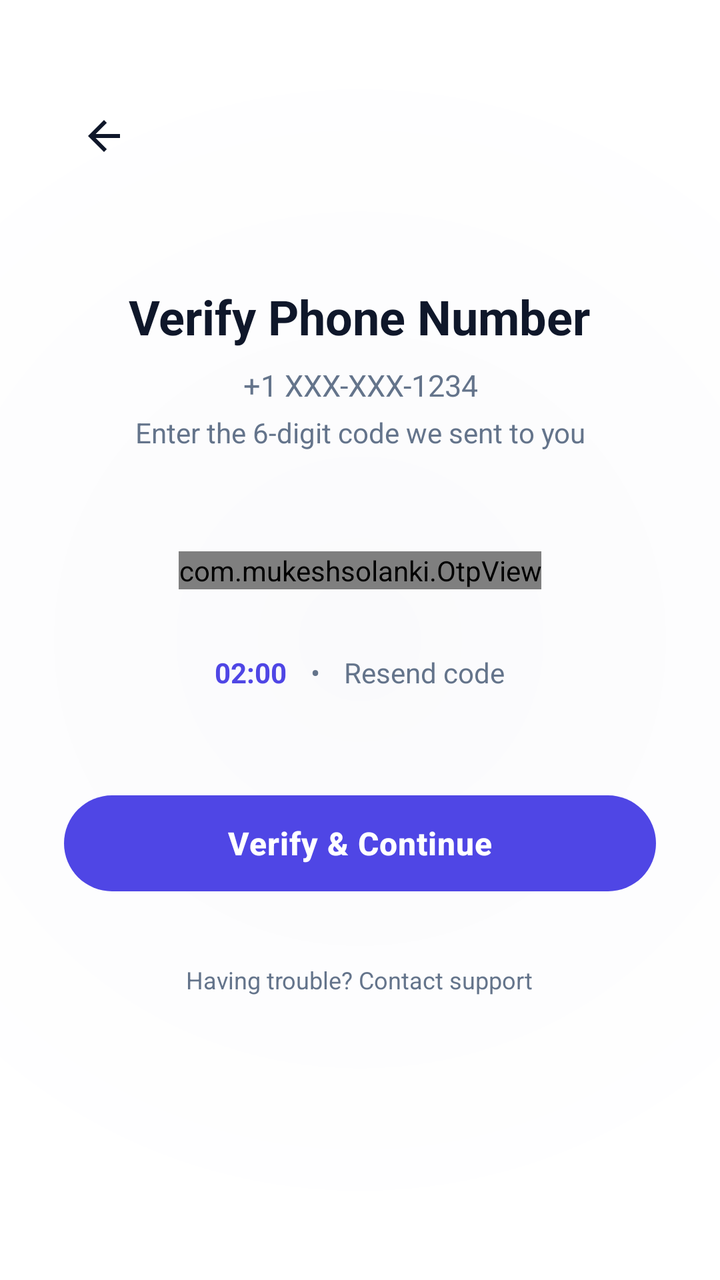
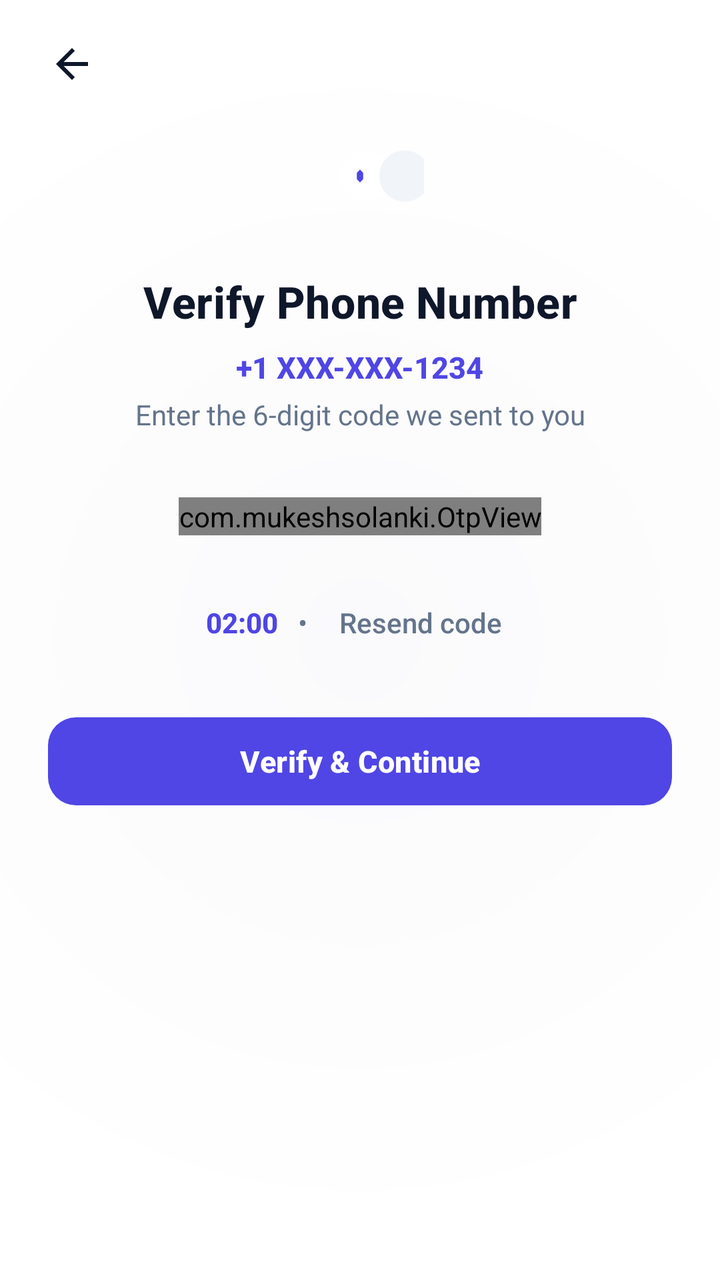

The first picture is an Android layout as it rendered before a commit; the second is the same layout after the commit. The layout source and the unified diff follow.
<!-- AndroidManifest.xml: application theme Theme.VEIL -->
<!-- res/layout/activity_otp_verification.xml -->
<?xml version="1.0" encoding="utf-8"?>
<RelativeLayout xmlns:android="http://schemas.android.com/apk/res/android"
    xmlns:app="http://schemas.android.com/apk/res-auto"
    android:id="@+id/otp_root"
    android:layout_width="match_parent"
    android:layout_height="match_parent"
    android:background="@drawable/splash_background"
    android:paddingStart="32dp"
    android:paddingEnd="32dp">

    
    <ImageView
        android:id="@+id/backButton"
        android:layout_width="24dp"
        android:layout_height="24dp"
        android:src="@drawable/ic_arrow_back"
        android:layout_marginTop="56dp"
        android:layout_marginStart="8dp"
        app:tint="@color/text_primary" />

    
    <LinearLayout
        android:layout_width="match_parent"
        android:layout_height="wrap_content"
        android:orientation="vertical"
        android:layout_centerInParent="true"
        android:paddingTop="40dp"
        android:paddingBottom="40dp">

        
        <LinearLayout
            android:layout_width="match_parent"
            android:layout_height="wrap_content"
            android:orientation="vertical"
            android:gravity="center"
            android:layout_marginBottom="50dp">

            <TextView
                android:layout_width="wrap_content"
                android:layout_height="wrap_content"
                android:text="@string/verify_phone_number"
                android:textColor="@color/text_primary"
                android:textSize="24sp"
                android:textStyle="bold"
                android:gravity="center" />

            <TextView
                android:id="@+id/phoneNumberText"
                android:layout_width="wrap_content"
                android:layout_height="wrap_content"
                android:text="+1 XXX-XXX-1234"
                android:textColor="@color/text_secondary"
                android:textSize="15sp"
                android:layout_marginTop="8dp"
                android:gravity="center" />

            <TextView
                android:layout_width="wrap_content"
                android:layout_height="wrap_content"
                android:text="@string/enter_otp_hint"
                android:textColor="@color/text_secondary"
                android:textSize="14sp"
                android:layout_marginTop="4dp"
                android:gravity="center" />

        </LinearLayout>

        
        <com.mukeshsolanki.OtpView
            android:id="@+id/otpView"
            android:layout_width="wrap_content"
            android:layout_height="wrap_content"
            android:layout_gravity="center"
            android:layout_marginBottom="32dp"
            android:textColor="@color/text_primary"
            android:textSize="20sp"
            android:textStyle="bold"
            android:focusable="true"
            android:focusableInTouchMode="true"
            android:clickable="true"
            android:cursorVisible="true"
            android:inputType="number"
            app:OtpViewType="rectangle"
            app:OtpItemCount="6"
            app:OtpItemHeight="45dp"
            app:OtpItemWidth="35dp"
            app:OtpItemRadius="12dp"
            app:OtpItemSpacing="12dp"
            app:OtpLineColor="@color/veil_accent"
            app:OtpLineWidth="2dp"
            app:OtpHideLineWhenFilled="true" />

        
        <LinearLayout
            android:layout_width="match_parent"
            android:layout_height="wrap_content"
            android:orientation="horizontal"
            android:gravity="center"
            android:layout_marginBottom="32dp">

            <TextView
                android:id="@+id/timerText"
                android:layout_width="wrap_content"
                android:layout_height="wrap_content"
                android:text="02:00"
                android:textColor="@color/veil_accent"
                android:textSize="14sp"
                android:textStyle="bold" />

            <TextView
                android:layout_width="wrap_content"
                android:layout_height="wrap_content"
                android:text="•"
                android:textColor="@color/text_secondary"
                android:textSize="14sp"
                android:layout_marginStart="12dp"
                android:layout_marginEnd="12dp" />

            <TextView
                android:id="@+id/resendCodeText"
                android:layout_width="wrap_content"
                android:layout_height="wrap_content"
                android:text="@string/resend_code"
                android:textColor="@color/text_secondary"
                android:textSize="14sp"
                android:clickable="false" />

        </LinearLayout>

        
        <Button
            android:id="@+id/verifyButton"
            android:layout_width="match_parent"
            android:layout_height="56dp"
            android:text="@string/verify_continue"
            android:textColor="@android:color/white"
            android:textSize="16sp"
            android:textStyle="bold"
            app:backgroundTint="@color/colorPrimary"
            app:cornerRadius="28dp"
            app:rippleColor="@color/veil_primary_light"
            android:letterSpacing="0.02"
            android:layout_marginTop="16dp" />

        
        <ProgressBar
            android:id="@+id/progressBar"
            android:layout_width="32dp"
            android:layout_height="32dp"
            android:layout_gravity="center"
            android:layout_marginTop="16dp"
            android:visibility="gone" />

        
        <TextView
            android:layout_width="wrap_content"
            android:layout_height="wrap_content"
            android:text="@string/having_trouble"
            android:textColor="@color/text_secondary"
            android:textSize="12sp"
            android:layout_gravity="center"
            android:layout_marginTop="32dp" />

    </LinearLayout>

</RelativeLayout>
<!-- resources referenced by this layout -->
<resources>
  <color name="colorPrimary">#4F46E5</color>
  <color name="text_primary">#0F172A</color>
  <color name="text_secondary">#64748B</color>
  <color name="veil_accent">#4F46E5</color>
  <color name="veil_primary_light">#F1F5F9</color>
  <!-- drawable ic_arrow_back (drawable) -->
  <vector xmlns:android="http://schemas.android.com/apk/res/android"
      android:width="24dp"
      android:height="24dp"
      android:viewportWidth="24"
      android:viewportHeight="24">
      <path
          android:fillColor="@color/text_primary"
          android:pathData="M20,11H7.83l5.59,-5.59L12,4l-8,8 8,8 1.41,-1.41L7.83,13H20v-2z"/>
  </vector>
  <!-- drawable splash_background (drawable) -->
  <?xml version="1.0" encoding="utf-8"?>
  <shape xmlns:android="http://schemas.android.com/apk/res/android">
      <gradient
          android:type="radial"
          android:gradientRadius="85%p"
          android:centerX="50%"
          android:centerY="50%"
          android:startColor="@color/veil_primary_dark"
          android:endColor="@color/veil_primary" />
  </shape>
  <string name="enter_otp_hint">Enter the 6-digit code we sent to you</string>
  <string name="having_trouble">Having trouble? Contact support</string>
  <string name="resend_code">Resend code</string>
  <string name="verify_continue">Verify &amp; Continue</string>
  <string name="verify_phone_number">Verify Phone Number</string>
  <style name="Theme.VEIL" parent="Base.Theme.VEIL" />
  <color name="veil_primary_dark">#FAFAFC</color>
  <color name="veil_primary">#FFFFFF</color>
  <color name="colorOnPrimary">#FFFFFF</color>
  <color name="colorPrimaryContainer">#EEF2FF</color>
  <color name="colorOnPrimaryContainer">#3730A3</color>
  <color name="colorSurface">#FFFFFF</color>
  <color name="colorSurfaceVariant">#F1F5F9</color>
  <color name="colorOutline">#E2E8F0</color>
  <color name="colorBackground">#FAFAFC</color>
  <style name="ModernBottomSheetDialogTheme" parent="Theme.Material3.DayNight.BottomSheetDialog">
          <item name="bottomSheetStyle">@style/ModernBottomSheetStyle</item>
          <item name="android:windowIsFloating">false</item>
          <item name="android:statusBarColor">@android:color/transparent</item>
          <item name="android:navigationBarColor">@android:color/transparent</item>
      </style>
  <style name="ModernBottomSheetStyle" parent="Widget.Material3.BottomSheet">
          <item name="android:background">@android:color/transparent</item>
      </style>
  <!-- unchanged entries left out for length: 1 -->
</resources>

<!-- the commit's change to res/layout/activity_otp_verification.xml (unified diff, before → after) -->
@@ -1,166 +1,178 @@
 <?xml version="1.0" encoding="utf-8"?>
-<RelativeLayout xmlns:android="http://schemas.android.com/apk/res/android"
+<FrameLayout xmlns:android="http://schemas.android.com/apk/res/android"
     xmlns:app="http://schemas.android.com/apk/res-auto"
     android:id="@+id/otp_root"
     android:layout_width="match_parent"
     android:layout_height="match_parent"
-    android:background="@drawable/splash_background"
-    android:paddingStart="32dp"
-    android:paddingEnd="32dp">
+    android:background="@drawable/splash_background">
 
     
     <ImageView
         android:id="@+id/backButton"
-        android:layout_width="24dp"
-        android:layout_height="24dp"
+        android:layout_width="40dp"
+        android:layout_height="40dp"
+        android:layout_gravity="top|start"
+        android:layout_marginStart="16dp"
+        android:layout_marginTop="12dp"
+        android:background="?attr/selectableItemBackgroundBorderless"
+        android:contentDescription="@string/back"
+        android:padding="8dp"
         android:src="@drawable/ic_arrow_back"
-        android:layout_marginTop="56dp"
-        android:layout_marginStart="8dp"
-        app:tint="@color/text_primary" />
+        app:tint="@color/textPrimary" />
 
     
-    <LinearLayout
+    <androidx.core.widget.NestedScrollView
         android:layout_width="match_parent"
-        android:layout_height="wrap_content"
-        android:orientation="vertical"
-        android:layout_centerInParent="true"
-        android:paddingTop="40dp"
-        android:paddingBottom="40dp">
+        android:layout_height="match_parent"
+        android:fillViewport="true"
+        android:overScrollMode="never"
+        android:scrollbars="none">
 
-        
         <LinearLayout
             android:layout_width="match_parent"
             android:layout_height="wrap_content"
+            android:layout_gravity="center"
+            android:gravity="center_horizontal"
+            android:maxWidth="440dp"
             android:orientation="vertical"
-            android:gravity="center"
-            android:layout_marginBottom="50dp">
+            android:paddingHorizontal="24dp"
+            android:paddingTop="56dp"
+            android:paddingBottom="32dp">
+
+            
+            <ImageView
+                android:layout_width="64dp"
+                android:layout_height="64dp"
+                android:layout_marginBottom="16dp"
+                android:contentDescription="@string/verify_phone_number"
+                android:scaleType="fitCenter"
+                android:src="@drawable/veil_logo" />
 
             <TextView
                 android:layout_width="wrap_content"
                 android:layout_height="wrap_content"
+                android:fontFamily="sans-serif-medium"
+                android:gravity="center"
+                android:letterSpacing="0.01"
                 android:text="@string/verify_phone_number"
-                android:textColor="@color/text_primary"
-                android:textSize="24sp"
-                android:textStyle="bold"
-                android:gravity="center" />
+                android:textColor="@color/textPrimary"
+                android:textSize="22sp"
+                android:textStyle="bold" />
 
             <TextView
                 android:id="@+id/phoneNumberText"
                 android:layout_width="wrap_content"
                 android:layout_height="wrap_content"
+                android:layout_marginTop="8dp"
+                android:fontFamily="sans-serif-medium"
+                android:gravity="center"
                 android:text="+1 XXX-XXX-1234"
-                android:textColor="@color/text_secondary"
+                android:textColor="@color/veil_accent"
                 android:textSize="15sp"
-                android:layout_marginTop="8dp"
-                android:gravity="center" />
-
-            <TextView
-                android:layout_width="wrap_content"
-                android:layout_height="wrap_content"
-                android:text="@string/enter_otp_hint"
-                android:textColor="@color/text_secondary"
-                android:textSize="14sp"
-                android:layout_marginTop="4dp"
-                android:gravity="center" />
-
-        </LinearLayout>
-
-        
-        <com.mukeshsolanki.OtpView
-            android:id="@+id/otpView"
-            android:layout_width="wrap_content"
-            android:layout_height="wrap_content"
-            android:layout_gravity="center"
-            android:layout_marginBottom="32dp"
-            android:textColor="@color/text_primary"
-            android:textSize="20sp"
-            android:textStyle="bold"
-            android:focusable="true"
-            android:focusableInTouchMode="true"
-            android:clickable="true"
-            android:cursorVisible="true"
-            android:inputType="number"
-            app:OtpViewType="rectangle"
-            app:OtpItemCount="6"
-            app:OtpItemHeight="45dp"
-            app:OtpItemWidth="35dp"
-            app:OtpItemRadius="12dp"
-            app:OtpItemSpacing="12dp"
-            app:OtpLineColor="@color/veil_accent"
-            app:OtpLineWidth="2dp"
-            app:OtpHideLineWhenFilled="true" />
-
-        
-        <LinearLayout
-            android:layout_width="match_parent"
-            android:layout_height="wrap_content"
-            android:orientation="horizontal"
-            android:gravity="center"
-            android:layout_marginBottom="32dp">
-
-            <TextView
-                android:id="@+id/timerText"
-                android:layout_width="wrap_content"
-                android:layout_height="wrap_content"
-                android:text="02:00"
-                android:textColor="@color/veil_accent"
-                android:textSize="14sp"
                 android:textStyle="bold" />
 
             <TextView
                 android:layout_width="wrap_content"
                 android:layout_height="wrap_content"
-                android:text="•"
-                android:textColor="@color/text_secondary"
-                android:textSize="14sp"
-                android:layout_marginStart="12dp"
-                android:layout_marginEnd="12dp" />
+                android:layout_marginTop="4dp"
+                android:layout_marginBottom="32dp"
+                android:fontFamily="sans-serif"
+                android:gravity="center"
+                android:text="@string/enter_otp_hint"
+                android:textColor="@color/textSecondary"
+                android:textSize="14sp" />
 
-            <TextView
-                android:id="@+id/resendCodeText"
+            
+            <com.mukeshsolanki.OtpView
+                android:id="@+id/otpView"
                 android:layout_width="wrap_content"
                 android:layout_height="wrap_content"
-                android:text="@string/resend_code"
-                android:textColor="@color/text_secondary"
-                android:textSize="14sp"
-                android:clickable="false" />
+                android:layout_gravity="center"
+                android:layout_marginBottom="28dp"
+                android:clickable="true"
+                android:cursorVisible="true"
+                android:focusable="true"
+                android:focusableInTouchMode="true"
+                android:fontFamily="sans-serif-medium"
+                android:inputType="number"
+                android:textColor="@color/textPrimary"
+                android:textSize="20sp"
+                android:textStyle="bold"
+                app:OtpHideLineWhenFilled="true"
+                app:OtpItemCount="6"
+                app:OtpItemHeight="50dp"
+                app:OtpItemRadius="12dp"
+                app:OtpItemSpacing="8dp"
+                app:OtpItemWidth="34dp"
+                app:OtpLineColor="@color/veil_accent"
+                app:OtpLineWidth="1.5dp"
+                app:OtpViewType="rectangle" />
+
+            
+            <LinearLayout
+                android:layout_width="match_parent"
+                android:layout_height="wrap_content"
+                android:layout_marginBottom="28dp"
+                android:gravity="center"
+                android:orientation="horizontal">
+
+                <TextView
+                    android:id="@+id/timerText"
+                    android:layout_width="wrap_content"
+                    android:layout_height="wrap_content"
+                    android:fontFamily="sans-serif-medium"
+                    android:text="02:00"
+                    android:textColor="@color/veil_accent"
+                    android:textSize="14sp"
+                    android:textStyle="bold" />
+
+                <TextView
+                    android:layout_width="wrap_content"
+                    android:layout_height="wrap_content"
+                    android:layout_marginHorizontal="10dp"
+                    android:text="•"
+                    android:textColor="@color/textSecondary"
+                    android:textSize="14sp" />
+
+                <TextView
+                    android:id="@+id/resendCodeText"
+                    android:layout_width="wrap_content"
+                    android:layout_height="wrap_content"
+                    android:background="?attr/selectableItemBackground"
+                    android:clickable="false"
+                    android:fontFamily="sans-serif-medium"
+                    android:padding="6dp"
+                    android:text="@string/resend_code"
+                    android:textColor="@color/textSecondary"
+                    android:textSize="14sp" />
+
+            </LinearLayout>
+
+            
+            <com.google.android.material.button.MaterialButton
+                android:id="@+id/verifyButton"
+                style="@style/Widget.Material3.Button.UnelevatedButton"
+                android:layout_width="match_parent"
+                android:layout_height="52dp"
+                android:letterSpacing="0.01"
+                android:text="@string/verify_continue"
+                android:textAllCaps="false"
+                android:textColor="@android:color/white"
+                android:textSize="15sp"
+                android:textStyle="bold"
+                app:backgroundTint="@color/colorPrimary"
+                app:cornerRadius="14dp" />
+
+            
+            <ProgressBar
+                android:id="@+id/progressBar"
+                android:layout_width="32dp"
+                android:layout_height="32dp"
+                android:layout_gravity="center"
+                android:layout_marginTop="20dp"
+                android:visibility="gone" />
 
         </LinearLayout>
+    </androidx.core.widget.NestedScrollView>
 
-        
-        <Button
-            android:id="@+id/verifyButton"
-            android:layout_width="match_parent"
-            android:layout_height="56dp"
-            android:text="@string/verify_continue"
-            android:textColor="@android:color/white"
-            android:textSize="16sp"
-            android:textStyle="bold"
-            app:backgroundTint="@color/colorPrimary"
-            app:cornerRadius="28dp"
-            app:rippleColor="@color/veil_primary_light"
-            android:letterSpacing="0.02"
-            android:layout_marginTop="16dp" />
-
-        
-        <ProgressBar
-            android:id="@+id/progressBar"
-            android:layout_width="32dp"
-            android:layout_height="32dp"
-            android:layout_gravity="center"
-            android:layout_marginTop="16dp"
-            android:visibility="gone" />
-
-        
-        <TextView
-            android:layout_width="wrap_content"
-            android:layout_height="wrap_content"
-            android:text="@string/having_trouble"
-            android:textColor="@color/text_secondary"
-            android:textSize="12sp"
-            android:layout_gravity="center"
-            android:layout_marginTop="32dp" />
-
-    </LinearLayout>
-
-</RelativeLayout>
+</FrameLayout>
<!-- resource entries referenced after the edit -->
@@ -1,8 +1,9 @@
 <!-- resources referenced by this layout -->
 <resources>
   <color name="colorPrimary">#4F46E5</color>
+  <color name="textPrimary">#0F172A</color>
+  <color name="textSecondary">#64748B</color>
   <color name="text_primary">#0F172A</color>
-  <color name="text_secondary">#64748B</color>
   <color name="veil_accent">#4F46E5</color>
   <color name="veil_primary_light">#F1F5F9</color>
   <!-- drawable ic_arrow_back (drawable) -->
@@ -26,8 +27,32 @@
           android:startColor="@color/veil_primary_dark"
           android:endColor="@color/veil_primary" />
   </shape>
+  <!-- drawable veil_logo (drawable) -->
+  <?xml version="1.0" encoding="utf-8"?>
+  <vector xmlns:android="http://schemas.android.com/apk/res/android"
+      android:width="200dp"
+      android:height="200dp"
+      android:viewportWidth="200"
+      android:viewportHeight="200">
+  
+      
+      <path
+          android:fillColor="@color/veil_primary"
+          android:pathData="M 70,100 a 40,40 0 1,1 0,0.1 z" />
+  
+      
+      <path
+          android:fillColor="@color/veil_primary_light"
+          android:pathData="M 130,100 a 40,40 0 1,1 0,0.1 z" />
+  
+      
+      <path
+          android:fillColor="@color/veil_accent"
+          android:pathData="M 95,95 L 100,90 L 105,95 L 105,105 L 100,110 L 95,105 Z" />
+  
+  </vector>
+  <string name="back">Back</string>
   <string name="enter_otp_hint">Enter the 6-digit code we sent to you</string>
-  <string name="having_trouble">Having trouble? Contact support</string>
   <string name="resend_code">Resend code</string>
   <string name="verify_continue">Verify &amp; Continue</string>
   <string name="verify_phone_number">Verify Phone Number</string>
